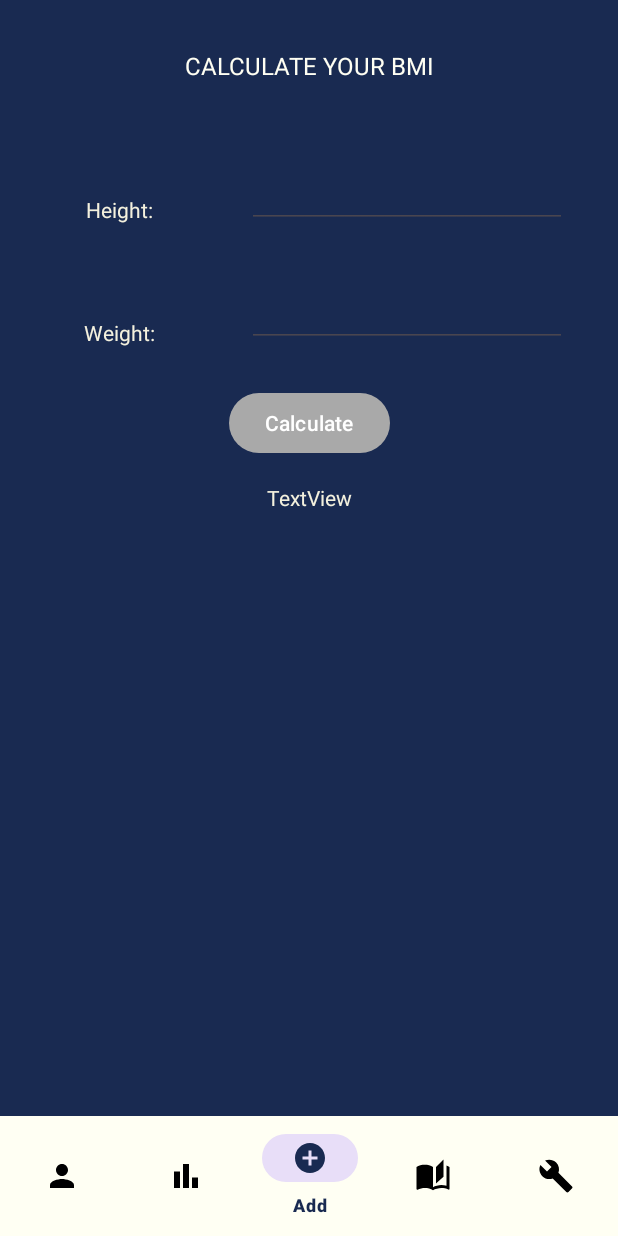
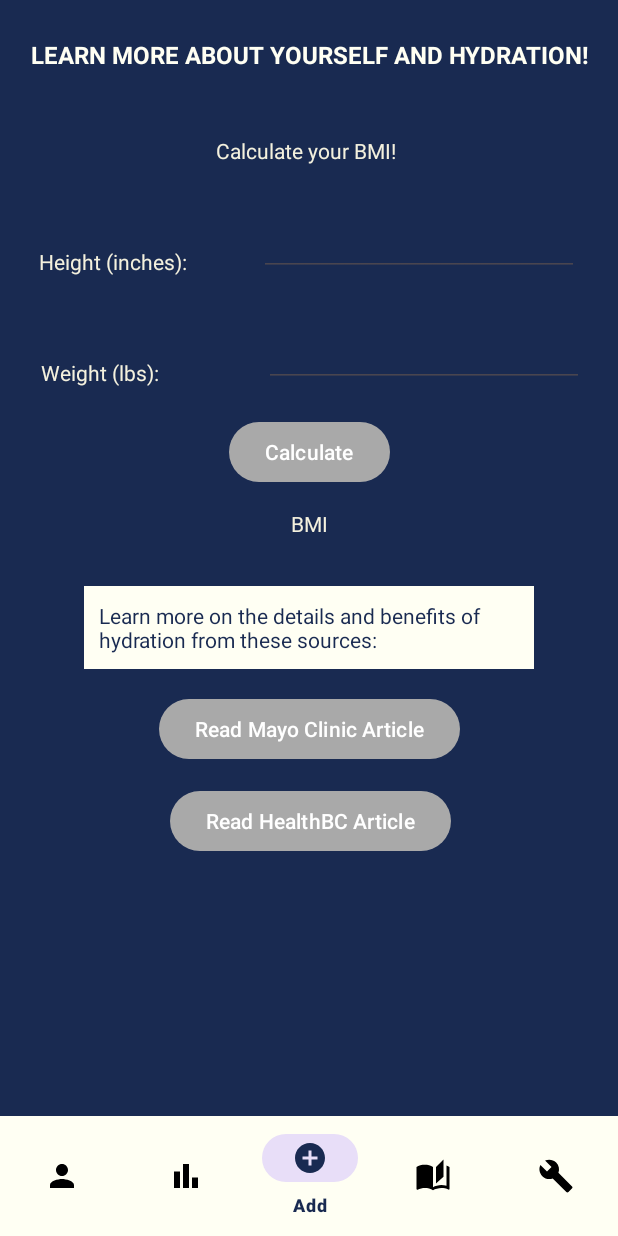
Before and after one commit to simonexlue/QuenchQuest, an Android app: the fragment LearnFragment placed in its activity, on a phone screen of 412 x 824 dp. Run offline under Robolectric (Android 15) with nearby library versions, the phone set to English and light mode, and no system bars; our stand-ins replace Firebase (no records; nobody signed in at launch, a user with empty details on screens opened directly); libraries missing offline, so code that uses them is left out: org.asynchttpclient; 1 statement that could not run was skipped.

Commit message:
learn fragment done

```diff
--- a/app/src/main/AndroidManifest.xml
+++ b/app/src/main/AndroidManifest.xml
@@ -37,6 +37,9 @@
                 <category android:name="android.intent.category.LAUNCHER" />
             </intent-filter>
         </activity>
+        <activity
+            android:name=".WebViewActivity"
+            android:exported="true"/>
     </application>
 
 </manifest>
--- a/app/src/main/java/com/example/quenchquest/Fragments/LearnFragment.java
+++ b/app/src/main/java/com/example/quenchquest/Fragments/LearnFragment.java
@@ -1,11 +1,14 @@
 package com.example.quenchquest.Fragments;
 
+import android.content.Intent;
+import android.net.Uri;
 import android.os.Bundle;
 import android.util.Log;
 import android.view.LayoutInflater;
 import android.view.View;
 import android.view.ViewGroup;
 import android.widget.Button;
+import android.widget.EditText;
 import android.widget.TextView;
 import android.widget.Toast;
 
@@ -14,6 +17,7 @@ import androidx.annotation.Nullable;
 import androidx.fragment.app.Fragment;
 
 import com.example.quenchquest.R;
+import com.example.quenchquest.WebViewActivity;
 
 import org.asynchttpclient.AsyncHttpClient;
 import org.asynchttpclient.DefaultAsyncHttpClient;
@@ -26,6 +30,9 @@ public class LearnFragment extends Fragment {
     private AsyncHttpClient client;
     TextView bmiTextView;
     Button btnCalculate;
+    EditText editHeight;
+    EditText editWeight;
+    Button btnWaterArticle, btnWaterArticle2;
 
     @Override
     public View onCreateView(@NonNull LayoutInflater inflater, @Nullable ViewGroup container,
@@ -33,24 +40,52 @@ public class LearnFragment extends Fragment {
         View view = inflater.inflate(R.layout.fragment_learn, container, false);
         bmiTextView = view.findViewById(R.id.bmi);
         btnCalculate = view.findViewById(R.id.button);
+        editHeight = view.findViewById(R.id.editTextHeight);
+        editWeight = view.findViewById(R.id.editTextWeight);
+        btnWaterArticle = view.findViewById(R.id.buttonWaterArticle);
+        btnWaterArticle2 = view.findViewById(R.id.buttonWaterArticle2);
 
         btnCalculate.setOnClickListener(new View.OnClickListener() {
             @Override
             public void onClick(View view) {
-                makeBMICalculationRequest();
+                String weight = editWeight.getText().toString();
+                String height = editHeight.getText().toString();
+                Log.d("TAG", "weight: " + weight);
+                Log.d("TAG", "height: " + height);
 
+                // Check if weight and height are not empty
+                if (!weight.isEmpty() && !height.isEmpty()) {
+                    makeBMICalculationRequest(weight, height);
+                } else {
+                    Toast.makeText(getContext(), "Please enter weight and height", Toast.LENGTH_SHORT).show();
+                }
+
+            }
+        });
+        btnWaterArticle.setOnClickListener(new View.OnClickListener() {
+            @Override
+            public void onClick(View v) {
+                String url = "https://www.mayoclinic.org/healthy-lifestyle/nutrition-and-healthy-eating/in-depth/water/art-20044256";
+                openWebPage(url);
+            }
+        });
+        btnWaterArticle2.setOnClickListener(new View.OnClickListener() {
+            @Override
+            public void onClick(View view) {
+                String url = "https://www.healthlinkbc.ca/healthy-eating-physical-activity/food-and-nutrition/eating-habits/drinking-enough-water#:~:text=A%20common%20recommendation%20is%20to,and%20dry%20the%20climate%20is.";
+                openWebPage(url);
             }
         });
         client = new DefaultAsyncHttpClient();
         return view;
     }
 
-    private void makeBMICalculationRequest() {
+    private void makeBMICalculationRequest(String weight, String height) {
         new Thread(new Runnable() {
             @Override
             public void run() {
                 try {
-                    org.asynchttpclient.Response response = client.prepare("GET", "https://body-mass-index-bmi-calculator.p.rapidapi.com/metric?weight=150&height=1.83")
+                    org.asynchttpclient.Response response = client.prepare("GET", "https://body-mass-index-bmi-calculator.p.rapidapi.com/imperial?weight=" + weight + "&height=" + height)
                             .setHeader("X-RapidAPI-Key", "a2ad5007e9mshacc365f72da766ep141459jsn3457b3ee9116")
                             .setHeader("X-RapidAPI-Host", "body-mass-index-bmi-calculator.p.rapidapi.com")
                             .execute()
@@ -59,6 +94,7 @@ public class LearnFragment extends Fragment {
 
                     // Handle the response
                     handleBMIResponse(response);
+                    Log.d("Response", "Response Body: " + response.getResponseBody());
                 } catch (Exception e) {
                     Log.e("LearnFragment", "Error making BMI calculation request: " + e.getMessage());
                 }
@@ -75,12 +111,18 @@ public class LearnFragment extends Fragment {
             getActivity().runOnUiThread(new Runnable() {
                 @Override
                 public void run() {
-                    bmiTextView.setText("BMI: " + bmi);
+                    String formattedBmi = String.format("%.2f", bmi);
+                    bmiTextView.setText("BMI: " + formattedBmi);
                 }
             });
         } catch (Exception e) {
             Log.e("LearnFragment", "Error handling BMI response: " + e.getMessage());
         }
+    }
+    private void openWebPage(String url) {
+        Intent intent = new Intent(getActivity(), WebViewActivity.class);
+        intent.putExtra("url", url);
+        startActivity(intent);
     }
     @Override
     public void onDestroyView() {
--- a/app/src/main/res/layout/fragment_learn.xml
+++ b/app/src/main/res/layout/fragment_learn.xml
@@ -9,85 +9,127 @@
 
     <TextView
         android:id="@+id/txtViewAchievements"
-        android:layout_width="match_parent"
+        android:layout_width="0dp"
         android:layout_height="0dp"
-        android:layout_marginBottom="170dp"
+        android:layout_marginBottom="18dp"
         android:gravity="center_vertical|center_horizontal"
-        android:text="CALCULATE YOUR BMI"
+        android:text="Learn more about yourself and hydration!"
+        android:textStyle="bold"
         android:textAllCaps="true"
         android:textColor="@color/ivory"
         android:textSize="16sp"
-        app:layout_constraintBottom_toTopOf="@+id/button"
+        app:layout_constraintBottom_toTopOf="@+id/textView5"
         app:layout_constraintEnd_toEndOf="parent"
         app:layout_constraintStart_toStartOf="parent"
         app:layout_constraintTop_toTopOf="parent" />
+
+    <EditText
+        android:id="@+id/editTextHeight"
+        android:layout_width="wrap_content"
+        android:layout_height="wrap_content"
+        android:layout_marginTop="136dp"
+        android:ems="10"
+        android:inputType="numberDecimal"
+        android:minHeight="48dp"
+        android:textColor="@color/ivory"
+        app:layout_constraintEnd_toEndOf="parent"
+        app:layout_constraintStart_toEndOf="@+id/height"
+        app:layout_constraintTop_toTopOf="parent" />
+
+    <Button
+        android:id="@+id/button"
+        android:layout_width="wrap_content"
+        android:layout_height="wrap_content"
+        android:layout_marginTop="19dp"
+        android:text="Calculate"
+        app:layout_constraintEnd_toEndOf="parent"
+        app:layout_constraintStart_toStartOf="parent"
+        app:layout_constraintTop_toBottomOf="@+id/editTextWeight" />
 
     <TextView
         android:id="@+id/height"
         android:layout_width="wrap_content"
         android:layout_height="wrap_content"
-        android:layout_marginStart="57dp"
-        android:layout_marginTop="42dp"
-        android:text="Height: "
-        app:layout_constraintStart_toStartOf="parent"
-        app:layout_constraintTop_toBottomOf="@+id/txtViewAchievements" />
+        android:layout_marginEnd="18dp"
+        android:text="Height (inches): "
+        app:layout_constraintBottom_toBottomOf="@+id/editTextHeight"
+        app:layout_constraintEnd_toStartOf="@+id/editTextHeight"
+        app:layout_constraintStart_toStartOf="parent" />
+
+    <TextView
+        android:id="@+id/bmi"
+        android:layout_width="wrap_content"
+        android:layout_height="wrap_content"
+        android:layout_marginTop="14dp"
+        android:layout_marginEnd="41dp"
+        android:text="BMI"
+        app:layout_constraintEnd_toEndOf="@+id/button"
+        app:layout_constraintTop_toBottomOf="@+id/button" />
+
+    <EditText
+        android:id="@+id/editTextWeight"
+        android:layout_width="wrap_content"
+        android:layout_height="wrap_content"
+        android:layout_marginStart="23dp"
+        android:layout_marginTop="26dp"
+        android:ems="10"
+        android:inputType="numberDecimal"
+        android:minHeight="48dp"
+        android:textColor="@color/ivory"
+        app:layout_constraintStart_toStartOf="@+id/button"
+        app:layout_constraintTop_toBottomOf="@+id/editTextHeight" />
 
     <TextView
         android:id="@+id/weight"
         android:layout_width="wrap_content"
         android:layout_height="wrap_content"
-        android:layout_marginStart="57dp"
-        android:layout_marginEnd="59dp"
-        android:text="Weight: "
-        app:layout_constraintBottom_toBottomOf="@+id/editTextWeight"
-        app:layout_constraintEnd_toStartOf="@+id/editTextWeight"
+        android:layout_marginStart="27dp"
+        android:layout_marginBottom="19dp"
+        android:text="Weight (lbs): "
+        app:layout_constraintBottom_toTopOf="@+id/button"
         app:layout_constraintStart_toStartOf="parent" />
 
-    <EditText
-        android:id="@+id/editTextHeight"
+    <Button
+        android:id="@+id/buttonWaterArticle"
         android:layout_width="wrap_content"
         android:layout_height="wrap_content"
         android:layout_marginTop="16dp"
-        android:layout_marginEnd="34dp"
-        android:ems="10"
-        android:inputType="number"
-        android:minHeight="48dp"
-        android:textColor="@color/ivory"
+        android:text="Read Mayo Clinic Article"
         app:layout_constraintEnd_toEndOf="parent"
-        app:layout_constraintTop_toBottomOf="@+id/txtViewAchievements" />
+        app:layout_constraintStart_toStartOf="parent"
+        app:layout_constraintTop_toBottomOf="@+id/textView4" />
 
-    <EditText
-        android:id="@+id/editTextWeight"
+    <TextView
+        android:id="@+id/textView4"
+        android:layout_width="300dp"
+        android:layout_height="wrap_content"
+        android:layout_marginTop="32dp"
+        android:background="@color/ivory"
+        android:padding="10dp"
+        android:text="@string/learn_more"
+        android:textColor="@color/dark_blue"
+        app:layout_constraintEnd_toEndOf="parent"
+        app:layout_constraintStart_toStartOf="parent"
+        app:layout_constraintTop_toBottomOf="@+id/bmi" />
+
+    <Button
+        android:id="@+id/buttonWaterArticle2"
         android:layout_width="wrap_content"
         android:layout_height="wrap_content"
-        android:layout_marginTop="31dp"
-        android:layout_marginEnd="34dp"
-        android:ems="10"
-        android:inputType="number"
-        android:minHeight="48dp"
-        app:layout_constraintEnd_toEndOf="parent"
-        android:textColor="@color/ivory"
-        app:layout_constraintTop_toBottomOf="@+id/editTextHeight" />
+        android:layout_marginStart="7dp"
+        android:layout_marginTop="13dp"
+        android:text="@string/btnHealthBC"
+        app:layout_constraintStart_toStartOf="@+id/buttonWaterArticle"
+        app:layout_constraintTop_toBottomOf="@+id/buttonWaterArticle" />
 
-    <Button
-        android:id="@+id/button"
+    <TextView
+        android:id="@+id/textView5"
         android:layout_width="wrap_content"
         android:layout_height="wrap_content"
-        android:layout_marginBottom="438dp"
-        android:text="Calculate"
-        app:layout_constraintBottom_toBottomOf="parent"
-        app:layout_constraintEnd_toEndOf="parent"
-        app:layout_constraintStart_toStartOf="parent"
-        app:layout_constraintTop_toBottomOf="@+id/txtViewAchievements" />
-
-    <TextView
-        android:id="@+id/bmi"
-        android:layout_width="wrap_content"
-        android:layout_height="wrap_content"
-        android:layout_marginTop="16dp"
-        android:text="TextView"
-        app:layout_constraintEnd_toEndOf="parent"
-        app:layout_constraintStart_toStartOf="parent"
-        app:layout_constraintTop_toBottomOf="@+id/button" />
+        android:layout_marginStart="16dp"
+        android:layout_marginBottom="26dp"
+        android:text="@string/txtBMI"
+        app:layout_constraintBottom_toTopOf="@+id/editTextHeight"
+        app:layout_constraintStart_toEndOf="@+id/height" />
 
 </androidx.constraintlayout.widget.ConstraintLayout>
--- a/app/src/main/res/layout/fragment_stats.xml
+++ b/app/src/main/res/layout/fragment_stats.xml
@@ -16,6 +16,7 @@
         app:layout_constraintTop_toTopOf="parent"
         android:textColor="@color/ivory"
         android:text="Achievements"
+        android:textStyle="bold"
         android:textSize="16sp"
         android:textAllCaps="true"
         android:gravity="center_vertical|center_horizontal"/>
--- a/app/src/main/res/values/strings.xml
+++ b/app/src/main/res/values/strings.xml
@@ -32,4 +32,7 @@
     <string name="txtChoosePicture">Choose your profile picture</string>
     <string name="txtName">Display Name</string>
     <string name="txtGoal">Daily Goal: 2000 mL</string>
+    <string name="learn_more">Learn more on the details and benefits of hydration from these sources:</string>
+    <string name="btnHealthBC">Read HealthBC Article</string>
+    <string name="txtBMI">Calculate your BMI!</string>
 </resources>
```
Also changed, not shown: app/src/main/java/com/example/quenchquest/WebViewActivity.java (added, +32 -0 lines), app/src/main/res/layout/activity_webview.xml (added, +11 -0 lines).
